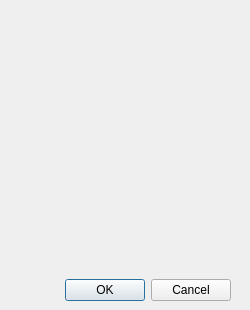
Above: customsettingsdialog.ui from 289698/GenerowanieLabiryntu before the change. Below: the same form after it.
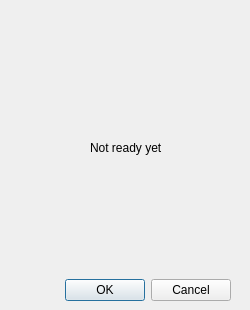
That is the form after the change.

Patch:
```diff
--- a/customsettingsdialog.ui
+++ b/customsettingsdialog.ui
@@ -29,6 +29,19 @@
     <set>QDialogButtonBox::Cancel|QDialogButtonBox::Ok</set>
    </property>
   </widget>
+  <widget class="QLabel" name="label">
+   <property name="geometry">
+    <rect>
+     <x>90</x>
+     <y>140</y>
+     <width>121</width>
+     <height>16</height>
+    </rect>
+   </property>
+   <property name="text">
+    <string>Not ready yet</string>
+   </property>
+  </widget>
  </widget>
  <resources/>
  <connections>
```
